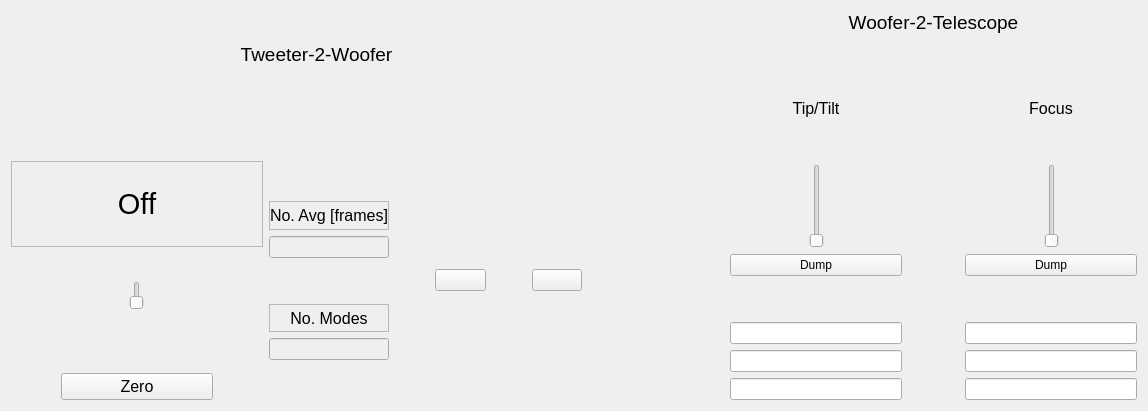
The window that gui/widgets/offloadCtrl/offloadCtrl.ui (magao-x/MagAOX) describes before a commit, drawn with Qt 5.
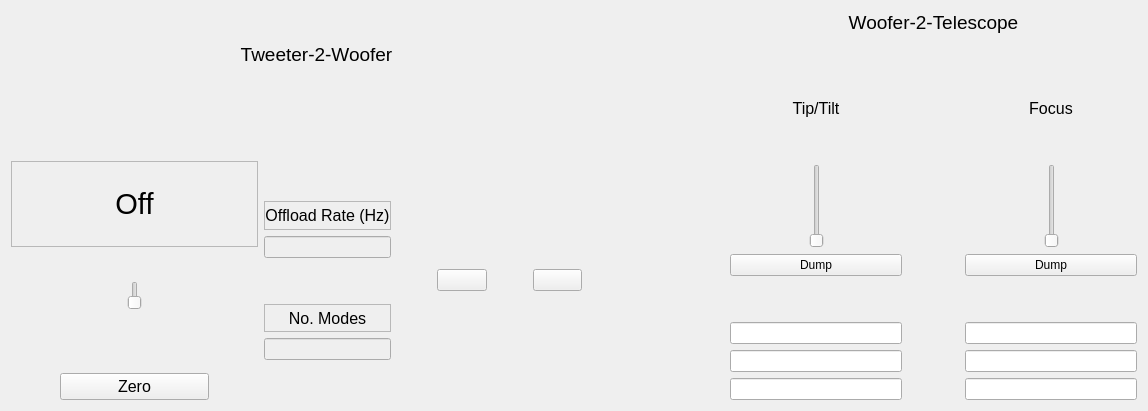
The same window after the commit. Icons and pictures are not drawn. Custom widgets are drawn as their Qt base class.

Commit message: Keep the offload rate constant across dmSyncopation state via t2wOffloader.offloadRate

Diff of the .ui file:
```diff
--- a/gui/widgets/offloadCtrl/offloadCtrl.ui
+++ b/gui/widgets/offloadCtrl/offloadCtrl.ui
@@ -182,7 +182,7 @@
               <enum>QFrame::StyledPanel</enum>
              </property>
              <property name="text">
-              <string>No. Avg [frames]</string>
+              <string>Offload Rate (Hz)</string>
              </property>
              <property name="alignment">
               <set>Qt::AlignCenter</set>
```
The commit also changes 4 other files.
